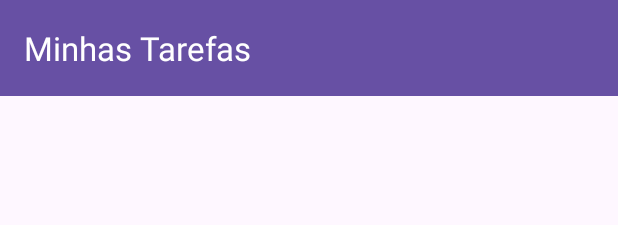
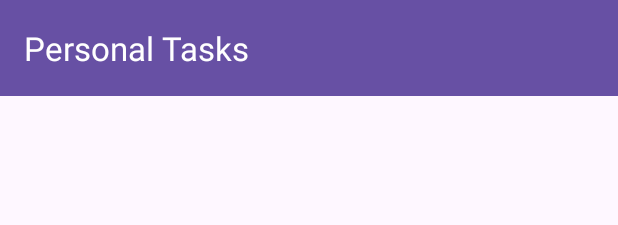
Before and after one commit to PeCandido/PersonalTasks, an Android app: the layout activity_main.xml on its own in the app's theme, with its tools: preview values and no code run, on a phone screen of 412 x 824 dp. Shown: the top 225 px of the screen. Run offline under Robolectric (Android 15) with nearby library versions, the phone set to English and light mode, and no system bars.

Commit message:
feat: creating menu_main.xml

```diff
--- a/app/src/main/res/layout/activity_main.xml
+++ b/app/src/main/res/layout/activity_main.xml
@@ -32,7 +32,7 @@
             android:layout_height="?attr/actionBarSize"
             android:background="?attr/colorPrimary"
             android:theme="@style/ThemeOverlay.AppCompat.Dark.ActionBar"
-            app:title="Minhas Tarefas" />
+            app:title="Personal Tasks" />
 
 
 
```
Also changed, not shown: app/src/main/res/menu/menu_main.xml (added, +8 -0 lines).
